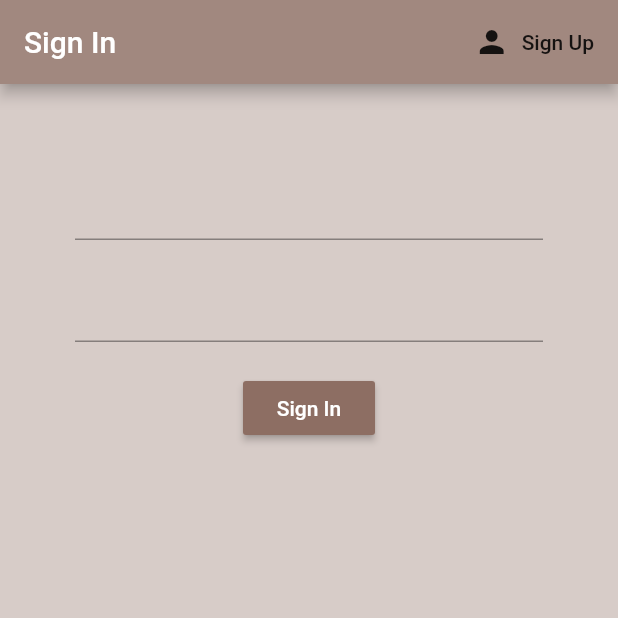
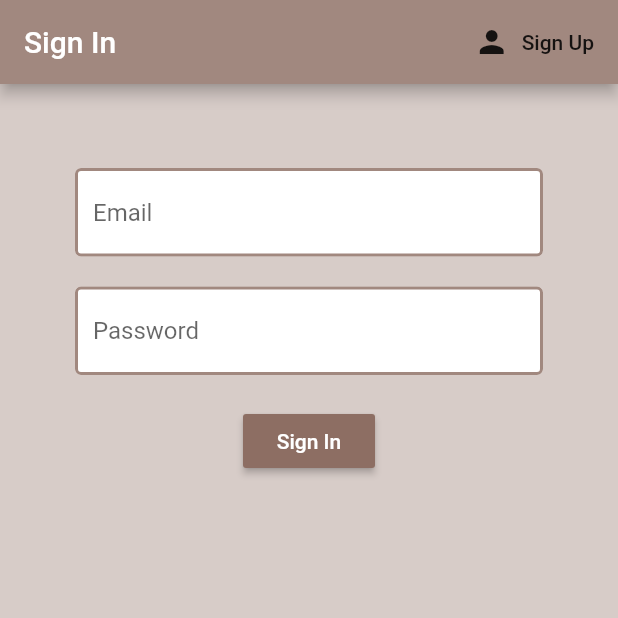
Before and after one commit to Mutembeijoe/coffee_break, a Flutter app: the screen it shows after launch, on a phone screen of 412 x 824 dp, the top half of it. Run offline on Flutter 3.47's test engine with Material 2 defaults, Android fonts, the phone set to English and light mode, and no system bars; our stand-ins replace firebase_auth; accounts and stored records are empty.

Commit message:
styles input fields on signIn and SignUp forms, extracts reusable code

```diff
--- a/lib/screens/authenticate/register.dart
+++ b/lib/screens/authenticate/register.dart
@@ -1,4 +1,5 @@
 import 'package:coffee_break/services/auth.dart';
+import 'package:coffee_break/shared/constants.dart';
 import 'package:flutter/material.dart';
 
 class Register extends StatefulWidget {
@@ -45,6 +46,7 @@ class _RegisterState extends State<Register> {
                 ),
                 SizedBox(height: 20),
                 TextFormField(
+                  decoration: inputDecoration.copyWith(hintText: "Email"),
                   validator: (val) =>
                       val.isEmpty ? "Enter an email address" : null,
                   onChanged: (val) {
@@ -53,6 +55,7 @@ class _RegisterState extends State<Register> {
                 ),
                 SizedBox(height: 20),
                 TextFormField(
+                  decoration: inputDecoration.copyWith(hintText: "Password"),
                   validator: (val) => val.length < 6
                       ? "Password should be at least 6 characters long"
                       : null,
--- a/lib/screens/authenticate/sign_in.dart
+++ b/lib/screens/authenticate/sign_in.dart
@@ -1,4 +1,5 @@
 import 'package:coffee_break/services/auth.dart';
+import 'package:coffee_break/shared/constants.dart';
 import 'package:flutter/material.dart';
 
 class SignIn extends StatefulWidget {
@@ -43,6 +44,7 @@ class _SignInState extends State<SignIn> {
                 ),
                 SizedBox(height: 20),
                 TextFormField(
+                  decoration: inputDecoration.copyWith(hintText: "Email"),
                   validator: (val) =>
                       val.isEmpty ? "Enter an email address" : null,
                   onChanged: (val) {
@@ -51,6 +53,7 @@ class _SignInState extends State<SignIn> {
                 ),
                 SizedBox(height: 20),
                 TextFormField(
+                  decoration: inputDecoration.copyWith(hintText: "Password"),
                   validator: (val) => val.length < 6
                       ? "Password should be at least 6 characters long"
                       : null,
--- /dev/null
+++ b/lib/shared/constants.dart
@@ -0,0 +1,18 @@
+import 'package:flutter/material.dart';
+
+final inputDecoration = InputDecoration(
+  fillColor: Colors.white,
+  filled: true,
+  enabledBorder: OutlineInputBorder(
+    borderSide: BorderSide(
+      width: 2.0,
+      color: Colors.brown[300],
+    ),
+  ),
+  focusedBorder: OutlineInputBorder(
+    borderSide: BorderSide(
+      width: 2.0,
+      color: Colors.brown[800],
+    ),
+  ),
+);
```
